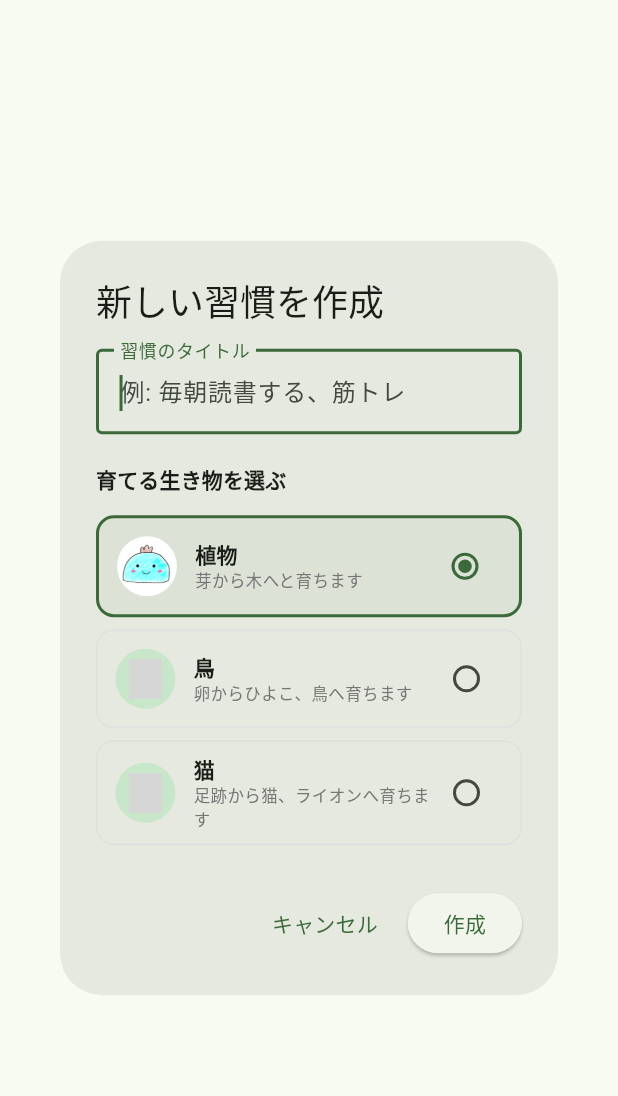
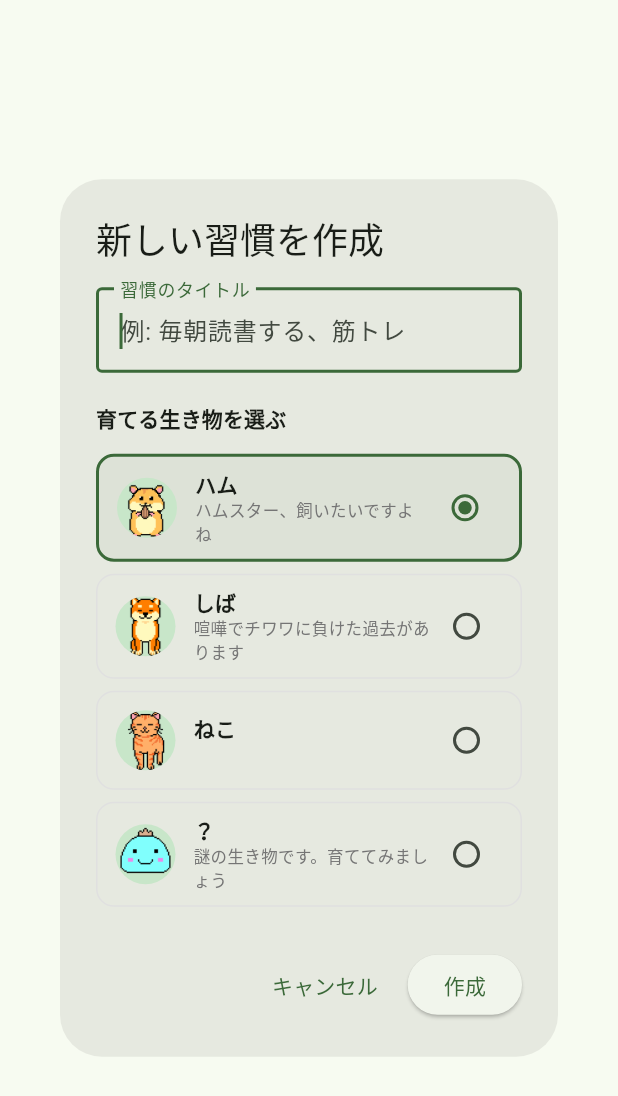
Before and after one commit to chiharuu132-pixel/nobilog, a Flutter app: the AddHabitDialog widget shown alone on an empty page, opened directly, on a phone screen of 412 x 824 dp. Shown: the top 1096 px of the screen. Run offline on Flutter 3.47's test engine with Material 3 defaults, Android fonts, the phone set to English and light mode, and no system bars; our stand-ins replace drift, fl_chart, flutter_riverpod, share_plus; missing offline and left inert: file_selector; accounts and stored records are empty; generated files the repository leaves out were written again; grey boxes are pictures that could not be loaded.

Commit message:
feat: キャラ追加

```diff
--- a/lib/presentation/dialogs/add_habit_dialog.dart
+++ b/lib/presentation/dialogs/add_habit_dialog.dart
@@ -15,13 +15,14 @@ class _AddHabitDialogState extends ConsumerState<AddHabitDialog> {
   final _titleController = TextEditingController();
 
   // 選択された生き物の種族 (初期値: "1")
-  String _selectedSpecies = '1';
+  String _selectedSpecies = 'ham';
 
   // 生き物の選択肢定義
   final List<Map<String, String>> _speciesOptions = const [
-    {'value': '1', 'label': '植物', 'description': '芽から木へと育ちます'},
-    {'value': '2', 'label': '鳥', 'description': '卵からひよこ、鳥へ育ちます'},
-    {'value': '3', 'label': '猫', 'description': '足跡から猫、ライオンへ育ちます'},
+    {'value': 'ham', 'label': 'ハム', 'description': 'ハムスター、飼いたいですよね'},
+    {'value': 'shiba', 'label': 'しば', 'description': '喧嘩でチワワに負けた過去があります'},
+    {'value': 'neko', 'label': 'ねこ', 'description': ''},
+    {'value': 'nazo', 'label': '？', 'description': '謎の生き物です。育ててみましょう'},
   ];
 
   @override
@@ -37,7 +38,7 @@ class _AddHabitDialogState extends ConsumerState<AddHabitDialog> {
     // リポジトリ経由で DB へ保存
     await ref.read(habitRepositoryProvider).createHabit(
           title: title,
-          species: _selectedSpecies, // "1", "2", "3" のいずれかが渡る
+          species: _selectedSpecies, // "ham"など
         );
 
     if (mounted) {
--- a/lib/presentation/widgets/creature_icon_widget.dart
+++ b/lib/presentation/widgets/creature_icon_widget.dart
@@ -16,9 +16,7 @@ class CreatureIconWidget extends StatelessWidget {
 
   @override
   Widget build(BuildContext context) {
-    // 画像アセットのダミーパスを取得
     final String? assetPath = _getCreatureImagePath(species, stage);
-    // フォールバック用の絵文字を取得
     final String emoji = _getCreatureEmoji(species, stage);
 
     return Transform.scale(
@@ -33,8 +31,12 @@ class CreatureIconWidget extends StatelessWidget {
                   width: radius * 2,
                   height: radius * 2,
                   fit: BoxFit.cover,
-                  // 画像ファイルが存在しない・読み込めない場合は絵文字を表示する
+                  // 実際に画像の読み込みに失敗した時だけ実行される
                   errorBuilder: (context, error, stackTrace) {
+                    debugPrint(
+                      '【フォールバック発生】画像が読み込めないため絵文字を表示します: '
+                      'path = $assetPath, species = $species, stage = $stage',
+                    );
                     return Text(
                       emoji,
                       style: TextStyle(fontSize: radius * 0.9),
@@ -42,61 +44,38 @@ class CreatureIconWidget extends StatelessWidget {
                   },
                 ),
               )
-            : Text(
-                emoji,
-                style: TextStyle(fontSize: radius * 0.9),
+            : Builder(
+                builder: (context) {
+                  debugPrint(
+                    '【フォールバック発生】assetPath が null のため絵文字を表示します: '
+                    'species = $species, stage = $stage',
+                  );
+                  return Text(
+                    emoji,
+                    style: TextStyle(fontSize: radius * 0.9),
+                  );
+                },
               ),
       ),
     );
   }
 
-  String _normalizeSpecies(String species) {
-    switch (species.toLowerCase()) {
-      case 'plant':
-      case '植物':
-        return '1';
-      case 'bird':
-      case '鳥':
-      case 'chick':
-        return '2';
-      case 'cat':
-      case '猫':
-        return '3';
-      case 'fish':
-      case '魚':
-        return '3';
-      default:
-        return species.toLowerCase();
-    }
-  }
-
-  /// 画像ファイルパスの取得（例: assets/images/creatures/creatureplant_1.png）
+  /// 画像ファイルパスの取得
   String? _getCreatureImagePath(String species, int stage) {
-    final normalized = _normalizeSpecies(species);
-    return 'assets/images/creatures/creature${normalized}_$stage.png';
+    return 'assets/images/creatures/${species}_$stage.png';
   }
 
   /// 画像がない場合・読み込み失敗時のバックアップ用絵文字
   String _getCreatureEmoji(String species, int stage) {
     switch (species) {
-      case '1':
-      case 'plant':
-      case '植物':
-        if (stage <= 1) return '🌱';
-        if (stage == 2) return '🌿';
-        return '🌳';
+      case 'ham':
+        return '🐹';
 
-      case '2':
-      case 'bird':
-      case '鳥':
-      case 'chick':
-        if (stage <= 1) return '🐣';
-        if (stage == 2) return '🐥';
-        return '🐔';
+      case 'shiba':
+        if (stage <= 1) return '🐾';
+        return '🐕';
 
-      case '3':
-      case 'cat':
-      case '猫':
+      case 'neko':
         if (stage <= 1) return '🐾';
         if (stage == 2) return '🐱';
         return '🦁';
```
Also changed, not shown: assets/images/creatures/creature1_1.png (deleted), assets/images/creatures/ham_1.png (added), assets/images/creatures/nazo_1.png (added), assets/images/creatures/neko_1.png (added), assets/images/creatures/shiba_1.png (added).
